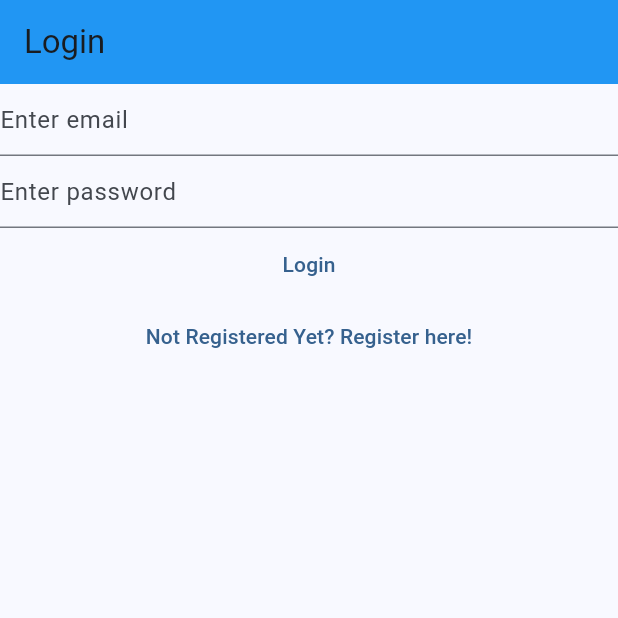
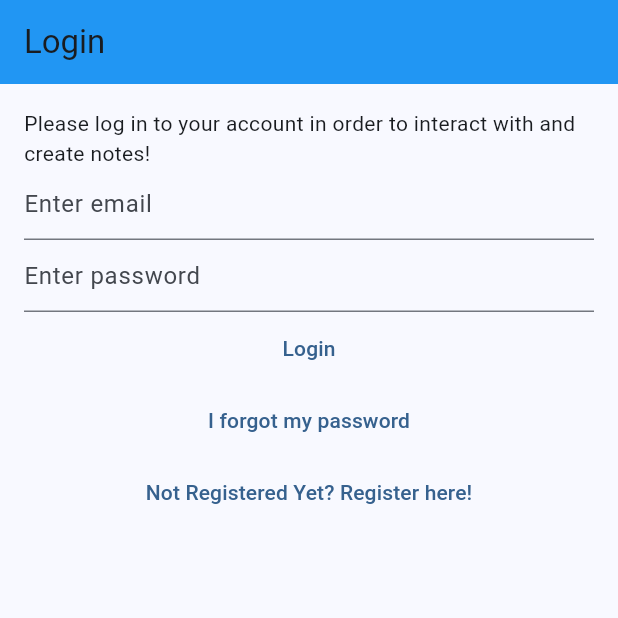
Before and after one commit to lakshay102/MyNotes, a Flutter app: the screen it shows after launch, on a phone screen of 412 x 824 dp, the top half of it. Run offline on Flutter 3.47's test engine with Material 3 defaults, Android fonts, the phone set to English and light mode, and no system bars; our stand-ins replace bloc, cloud_firestore, equatable, firebase_auth, firebase_core, flutter_bloc and 1 more; accounts and stored records are empty.

Commit message:
Final touches before app release

```diff
--- a/lib/main.dart
+++ b/lib/main.dart
@@ -6,6 +6,7 @@ import 'package:mynotes/services/auth/bloc/auth_bloc.dart';
 import 'package:mynotes/services/auth/bloc/auth_event.dart';
 import 'package:mynotes/services/auth/bloc/auth_state.dart';
 import 'package:mynotes/services/auth/firebase_auth_provider.dart';
+import 'package:mynotes/views/forgot_password_view.dart';
 import 'package:mynotes/views/login_view.dart';
 import 'package:mynotes/views/notes/create_update_note_view.dart.dart';
 import 'package:mynotes/views/notes/notes_view.dart';
@@ -52,10 +53,12 @@ class HomePage extends StatelessWidget {
           return const NotesView();
         } else if (state is AuthStateNeedsVerification) {
           return const VerifyEmailView();
+        } else if (state is AuthStateLoggedOut) {
+          return const LoginView();
+        } else if (state is AuthStateForgotPassword) {
+          return const ForgotPasswordView();
         } else if (state is AuthStateRegistering) {
           return const RegisterView();
-        } else if (state is AuthStateLoggedOut) {
-          return const LoginView();
         } else {
           return const Scaffold(
             body: CircularProgressIndicator(),
--- a/lib/services/auth/auth_provider.dart
+++ b/lib/services/auth/auth_provider.dart
@@ -15,4 +15,5 @@ abstract class AuthProvider {
 
   Future<void> logOut();
   Future<void> sendEmailVerification();
+  Future<void> sendPasswordReset({required String toEmail});
 }
--- a/lib/services/auth/auth_service.dart
+++ b/lib/services/auth/auth_service.dart
@@ -40,4 +40,8 @@ class AuthService implements AuthProvider {
 
   @override
   Future<void> initialize() => provider.initialize();
+
+  @override
+  Future<void> sendPasswordReset({required String toEmail}) =>
+      provider.sendPasswordReset(toEmail: toEmail);
 }
--- a/lib/services/auth/bloc/auth_event.dart
+++ b/lib/services/auth/bloc/auth_event.dart
@@ -32,3 +32,9 @@ class AuthEventShouldRegister extends AuthEvent {
 class AuthEventLogOut extends AuthEvent {
   const AuthEventLogOut();
 }
+
+class AuthEventForgotPassword extends AuthEvent {
+  final String? email;
+
+  const AuthEventForgotPassword({this.email});
+}
--- a/lib/services/auth/bloc/auth_state.dart
+++ b/lib/services/auth/bloc/auth_state.dart
@@ -22,6 +22,16 @@ class AuthStateRegistering extends AuthState {
   const AuthStateRegistering({
     required this.exception,
     required isLoading,
+  }) : super(isLoading: isLoading);
+}
+
+class AuthStateForgotPassword extends AuthState {
+  final Exception? exception;
+  final bool hasSentEmail;
+  const AuthStateForgotPassword({
+    required this.exception,
+    required this.hasSentEmail,
+    required bool isLoading,
   }) : super(isLoading: isLoading);
 }
 
--- /dev/null
+++ b/lib/utilities/dialogs/password_reset_email_sent_dialog.dart
@@ -0,0 +1,14 @@
+import 'package:flutter/material.dart';
+import 'package:mynotes/utilities/dialogs/generic_dialog.dart';
+
+Future<void> showPasswordResetSentDialog(BuildContext context) {
+  return showGenericDialog(
+    context: context,
+    title: 'Password Reset',
+    content:
+        'We have now sent you a password reset link. Please check you email for more information.',
+    optionsBuilder: () => {
+      'OK': null,
+    },
+  );
+}
--- a/lib/views/login_view.dart
+++ b/lib/views/login_view.dart
@@ -38,7 +38,10 @@ class _LoginViewState extends State<LoginView> {
       listener: (context, state) async {
         if (state is AuthStateLoggedOut) {
           if (state.exception is UserNotFoundAuthException) {
-            await showErrorDialog(context, 'User not found');
+            await showErrorDialog(
+              context,
+              'Cannot find a user with the entered credentials!',
+            );
           } else if (state.exception is WrongPasswordAuthException) {
             await showErrorDialog(context, 'Wrong credentials');
           } else if (state.exception is NetworkRequestFailedAuthException) {
@@ -55,8 +58,12 @@ class _LoginViewState extends State<LoginView> {
           title: const Text('Login'),
           backgroundColor: Colors.blue,
         ),
-        body: Column(
+        body: Padding(
+          padding: const EdgeInsets.all(16.0),
+          child: Column(
             children: [
+              const Text(
+                  'Please log in to your account in order to interact with and create notes!'),
               TextField(
                 controller: _email,
                 decoration: const InputDecoration(hintText: 'Enter email'),
@@ -87,6 +94,14 @@ class _LoginViewState extends State<LoginView> {
               TextButton(
                 onPressed: () {
                   context.read<AuthBloc>().add(
+                        const AuthEventForgotPassword(),
+                      );
+                },
+                child: const Text('I forgot my password'),
+              ),
+              TextButton(
+                onPressed: () {
+                  context.read<AuthBloc>().add(
                         const AuthEventShouldRegister(),
                       );
                 },
@@ -95,6 +110,7 @@ class _LoginViewState extends State<LoginView> {
             ],
           ),
         ),
+      ),
     );
   }
 }
```
Also changed, not shown: lib/services/auth/bloc/auth_bloc.dart (+44 -0 lines), lib/services/auth/firebase_auth_provider.dart (+19 -1 lines), lib/views/forgot_password_view.dart (added, +88 -0 lines), lib/views/register_view.dart (+13 -1 lines), 1 other file. Lines whose indentation alone changed are shown as unchanged.
